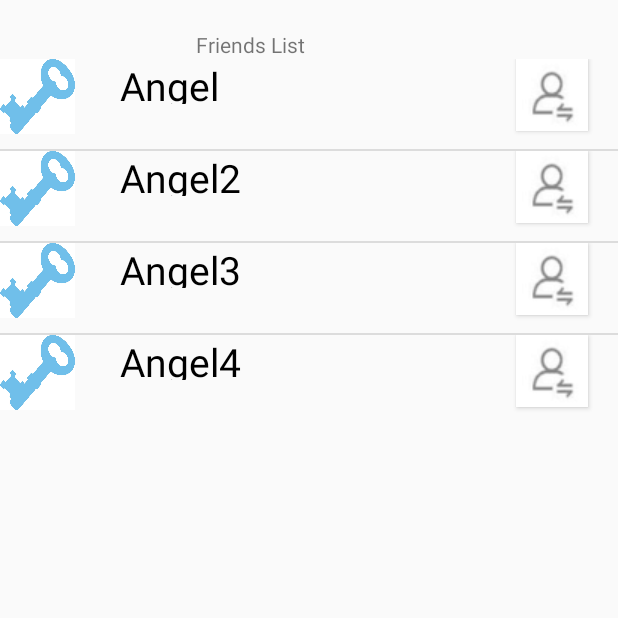
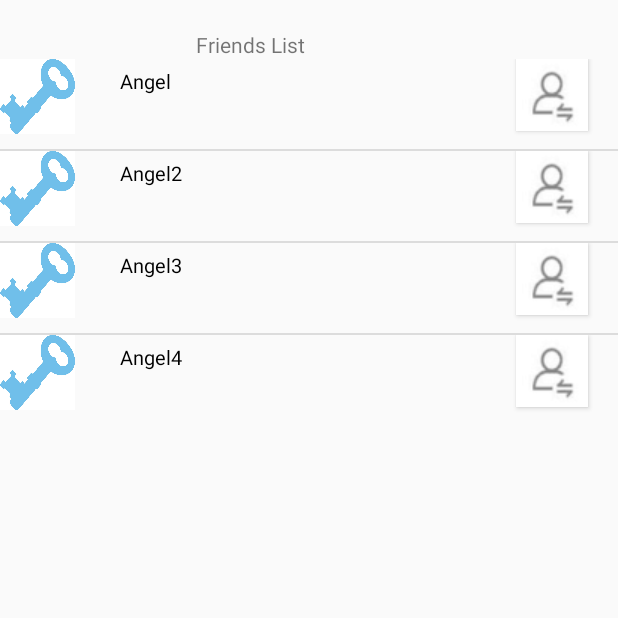
Before and after one commit to vannahz/CurveWrecker, an Android app: the Followers screen opened directly, with no data from a screen before it, on a phone screen of 412 x 824 dp, the top half of it. Run offline under Robolectric (Android 15) with nearby library versions, the phone set to English and light mode, and no system bars.

Commit message:
Logical Modification

```diff
--- a/app/src/main/res/layout/item_followers.xml
+++ b/app/src/main/res/layout/item_followers.xml
@@ -20,7 +20,7 @@
         android:layout_height="30dp"
         android:layout_marginLeft="30dp"
         android:gravity="center_vertical"
-        android:textSize="26sp"/>
+        android:textSize="13sp"/>
 
     <Button
         android:id="@+id/btn_followers_follow"
```
Also changed, not shown: app/src/main/java/hk/hku/cs/curvewrecker/Followers.java (line endings or trailing spaces), app/src/main/res/layout/activity_followers.xml (line endings or trailing spaces).
